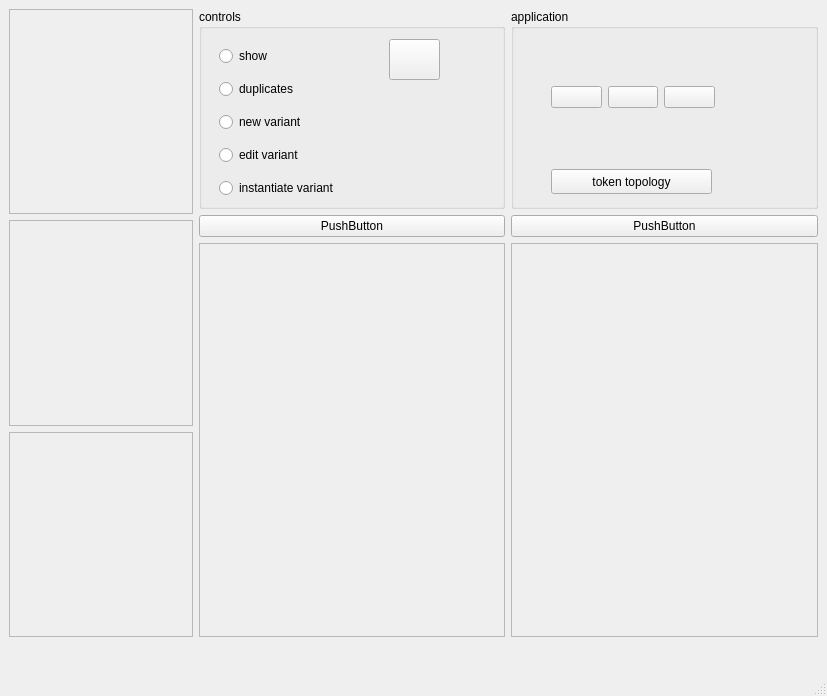
This is BehaviourEditor/ui_behaviour_linker_editor.ui in heinz-preisig/ProMo-packages-OntologyBuilder as Qt 5 draws it before an edit. The edited form follows.
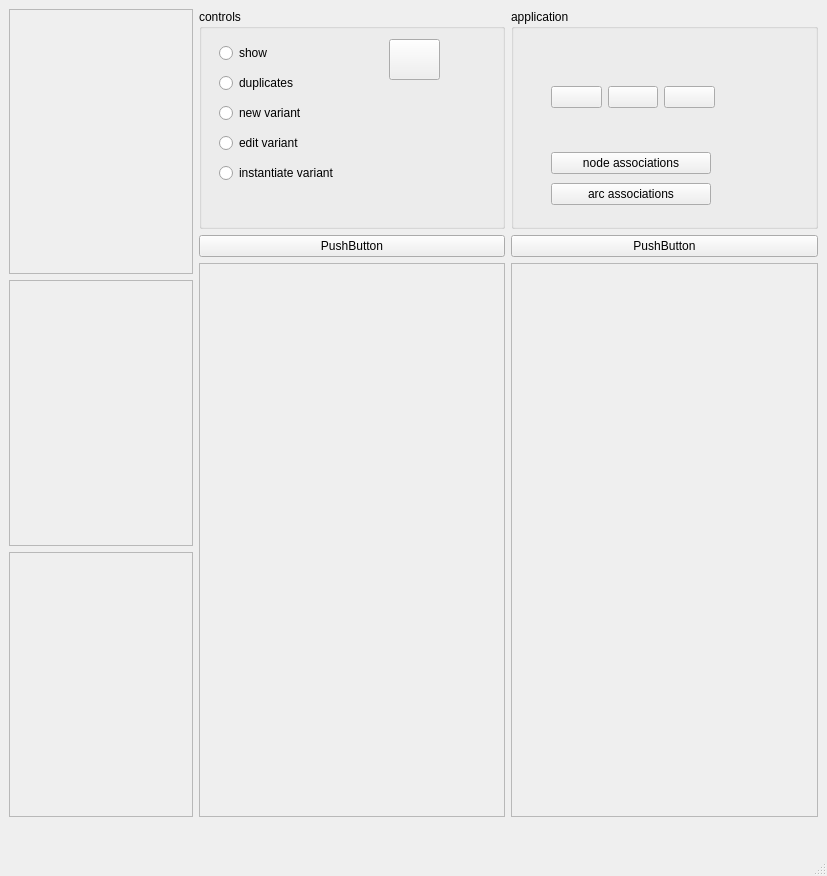
This is the edited form.

Commit message: New version -- also propagates the tokens when defining equations. There are some problems left to resolve specifically the reaction part has not been checked as yet. Update follows.

Patch:
```diff
--- a/BehaviourEditor/ui_behaviour_linker_editor.ui
+++ b/BehaviourEditor/ui_behaviour_linker_editor.ui
@@ -7,7 +7,7 @@
     <x>0</x>
     <y>0</y>
     <width>827</width>
-    <height>696</height>
+    <height>876</height>
    </rect>
   </property>
   <property name="windowTitle">
@@ -31,7 +31,7 @@
         <property name="minimumSize">
          <size>
           <width>0</width>
-          <height>200</height>
+          <height>220</height>
          </size>
         </property>
         <property name="title">
@@ -43,7 +43,7 @@
            <x>20</x>
            <y>30</y>
            <width>161</width>
-           <height>170</height>
+           <height>151</height>
           </rect>
          </property>
          <layout class="QVBoxLayout" name="verticalLayout">
@@ -117,7 +117,7 @@
            <x>0</x>
            <y>0</y>
            <width>302</width>
-           <height>387</height>
+           <height>547</height>
           </rect>
          </property>
         </widget>
@@ -138,7 +138,7 @@
            <x>0</x>
            <y>0</y>
            <width>180</width>
-           <height>203</height>
+           <height>263</height>
           </rect>
          </property>
         </widget>
@@ -155,7 +155,7 @@
            <x>0</x>
            <y>0</y>
            <width>180</width>
-           <height>202</height>
+           <height>262</height>
           </rect>
          </property>
         </widget>
@@ -172,7 +172,7 @@
            <x>0</x>
            <y>0</y>
            <width>180</width>
-           <height>203</height>
+           <height>263</height>
           </rect>
          </property>
         </widget>
@@ -193,7 +193,7 @@
         <property name="minimumSize">
          <size>
           <width>0</width>
-          <height>200</height>
+          <height>220</height>
          </size>
         </property>
         <property name="title">
@@ -258,18 +258,31 @@
           </item>
          </layout>
         </widget>
-        <widget class="QPushButton" name="pushButtonTokenTopologies">
+        <widget class="QWidget" name="verticalLayoutWidget_2">
          <property name="geometry">
           <rect>
            <x>40</x>
-           <y>160</y>
-           <width>161</width>
-           <height>25</height>
+           <y>140</y>
+           <width>160</width>
+           <height>61</height>
           </rect>
          </property>
-         <property name="text">
-          <string>token topology</string>
-         </property>
+         <layout class="QVBoxLayout" name="verticalLayout_2">
+          <item>
+           <widget class="QPushButton" name="pushButtonNodeAssociations">
+            <property name="text">
+             <string>node associations</string>
+            </property>
+           </widget>
+          </item>
+          <item>
+           <widget class="QPushButton" name="pushButtonArcAssociations">
+            <property name="text">
+             <string>arc associations</string>
+            </property>
+           </widget>
+          </item>
+         </layout>
         </widget>
        </widget>
       </item>
@@ -294,7 +307,7 @@
            <x>0</x>
            <y>0</y>
            <width>303</width>
-           <height>387</height>
+           <height>547</height>
           </rect>
          </property>
         </widget>
```
The commit also changes 14 other files.
